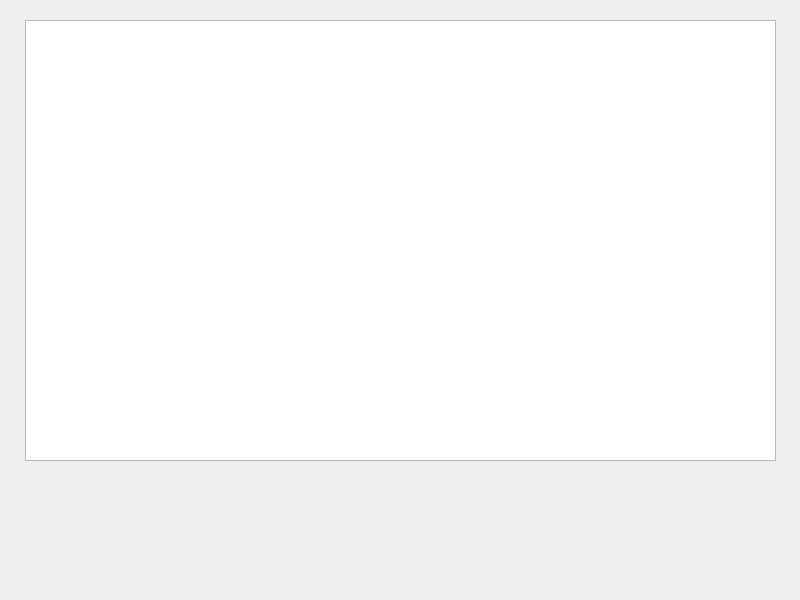
Above: form/ViewStock.ui from Alt68719/projet_achats before the change. Below: the same form after it.
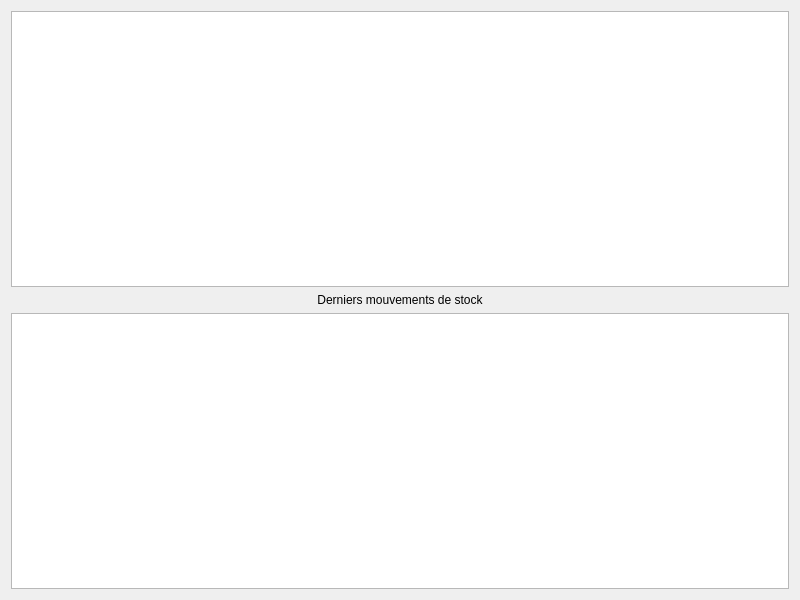
That is the form after the change.

Commit message: feat:modification stock

What changed in the file:
```diff
--- a/form/ViewStock.ui
+++ b/form/ViewStock.ui
@@ -13,27 +13,24 @@
   <property name="windowTitle">
    <string>Voir le Stock</string>
   </property>
-  <widget class="QWidget" name="verticalLayoutWidget">
-   <property name="geometry">
-    <rect>
-     <x>0</x>
-     <y>0</y>
-     <width>258</width>
-     <height>194</height>
-    </rect>
-   </property>
-   <layout class="QVBoxLayout" name="verticalLayout"/>
-  </widget>
-  <widget class="QTableView" name="tableView">
-   <property name="geometry">
-    <rect>
-     <x>25</x>
-     <y>20</y>
-     <width>751</width>
-     <height>441</height>
-    </rect>
-   </property>
-  </widget>
+  <layout class="QVBoxLayout" name="verticalLayout">
+   <item>
+    <widget class="QTableView" name="tableView"/>
+   </item>
+   <item>
+    <widget class="QLabel" name="labelMouvements">
+     <property name="text">
+      <string>Derniers mouvements de stock</string>
+     </property>
+     <property name="alignment">
+      <set>Qt::AlignCenter</set>
+     </property>
+    </widget>
+   </item>
+   <item>
+    <widget class="QTableView" name="tableViewMouvements"/>
+   </item>
+  </layout>
  </widget>
  <resources/>
  <connections/>
```
The commit also changes 17 other files.
